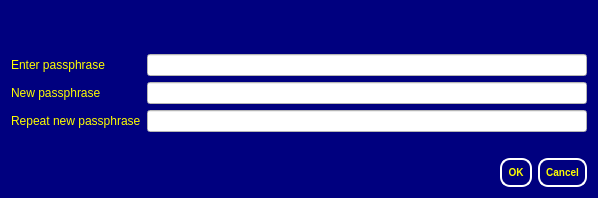
This is src/qt/forms/askpassphrasedialog.ui in scificryptocoin/Federation-Credits as Qt 5 draws it before an edit. The edited form follows.
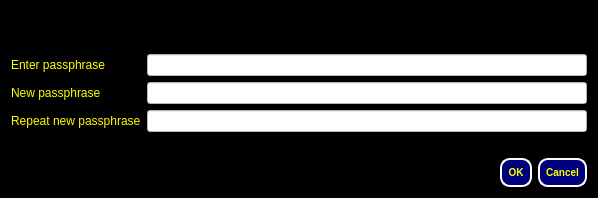
This is the edited form.

The edit to the form file:
```diff
--- a/src/qt/forms/askpassphrasedialog.ui
+++ b/src/qt/forms/askpassphrasedialog.ui
@@ -26,7 +26,7 @@
    <string>Passphrase Dialog</string>
   </property>
   <property name="styleSheet">
-   <string notr="true">background-color: rgb(0, 0, 127);</string>
+   <string notr="true">background-color: rgb(0, 0, 0);</string>
   </property>
   <layout class="QVBoxLayout" name="verticalLayout">
    <item>
```
